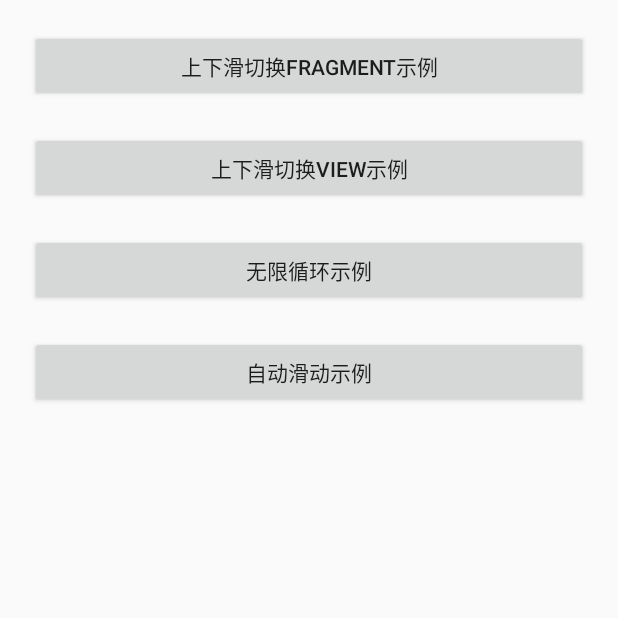
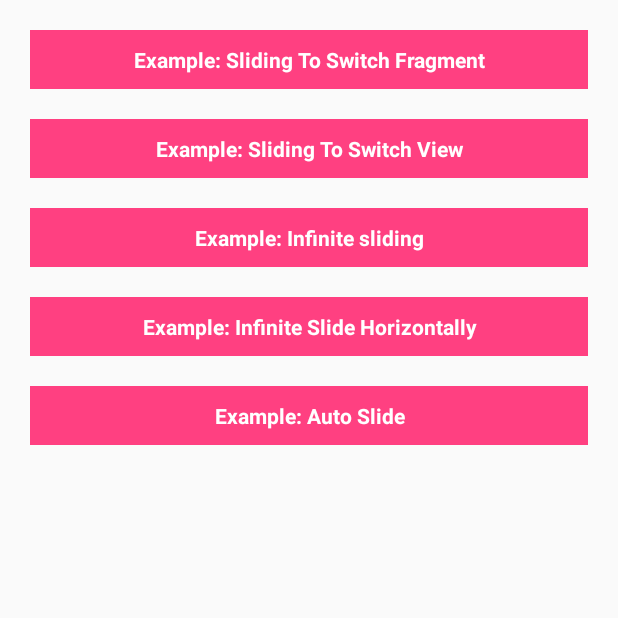
Before and after one commit to YvesCheung/SlidableLayout, an Android app: the screen it shows after launch (MainActivity), on a phone screen of 412 x 824 dp, the top half of it. Run offline under Robolectric (Android 15) with nearby library versions, the phone set to English and light mode, and no system bars.

Commit message:
add horiziontal sliding demo

```diff
--- a/app/src/main/AndroidManifest.xml
+++ b/app/src/main/AndroidManifest.xml
@@ -20,6 +20,7 @@
         <activity android:name=".DemoForFragment" />
         <activity android:name=".DemoForView" />
         <activity android:name=".DemoForLoop" />
+        <activity android:name=".DemoForLoopHorizontally" />
         <activity android:name=".DemoForAutoSlide" />
     </application>
 
--- a/app/src/main/java/com/yy/mobile/slidablelayout/DemoForLoop.kt
+++ b/app/src/main/java/com/yy/mobile/slidablelayout/DemoForLoop.kt
@@ -9,7 +9,6 @@ import com.yy.mobile.widget.SlideAdapter
 import com.yy.mobile.widget.SlideDirection
 import com.yy.mobile.widget.SlideViewAdapter
 import com.yy.mobile.widget.SlideViewHolder
-import kotlinx.android.synthetic.main.page_main_content.*
 import kotlinx.android.synthetic.main.page_main_content.view.*
 
 /**
@@ -17,7 +16,7 @@ import kotlinx.android.synthetic.main.page_main_content.view.*
  * E-mail: zhangyu4@yy.com
  * YY: 909017428
  */
-class DemoForLoop : BaseDemoActivity() {
+open class DemoForLoop : BaseDemoActivity() {
 
     override fun createAdapter(data: SimpleQueue<PageInfo>): SlideAdapter<out SlideViewHolder> =
         LoopAdapter(data)
--- a/app/src/main/java/com/yy/mobile/slidablelayout/MainActivity.kt
+++ b/app/src/main/java/com/yy/mobile/slidablelayout/MainActivity.kt
@@ -24,6 +24,10 @@ class MainActivity : FragmentActivity() {
         startActivity(Intent(this, DemoForLoop::class.java))
     }
 
+    fun toDemoForLoopHorizontally(v: View) {
+        startActivity(Intent(this, DemoForLoopHorizontally::class.java))
+    }
+
     fun toDemoForAutoSlide(v: View) {
         startActivity(Intent(this, DemoForAutoSlide::class.java))
     }
--- /dev/null
+++ b/app/src/main/res/layout/activity_demo_horizontally.xml
@@ -0,0 +1,6 @@
+<?xml version="1.0" encoding="utf-8"?>
+<com.yy.mobile.widget.SlidableLayout xmlns:android="http://schemas.android.com/apk/res/android"
+    android:id="@+id/slidable_layout_horizontal"
+    android:layout_width="match_parent"
+    android:layout_height="match_parent"
+    android:orientation="horizontal" />
--- a/app/src/main/res/layout/activity_main.xml
+++ b/app/src/main/res/layout/activity_main.xml
@@ -1,36 +1,67 @@
 <?xml version="1.0" encoding="utf-8"?>
-<LinearLayout
-    xmlns:android="http://schemas.android.com/apk/res/android"
+<LinearLayout xmlns:android="http://schemas.android.com/apk/res/android"
     android:layout_width="match_parent"
     android:layout_height="match_parent"
     android:orientation="vertical"
     android:padding="10dp">
 
-    <Button
+    <TextView
         android:layout_width="match_parent"
         android:layout_height="wrap_content"
         android:layout_margin="10dp"
+        android:background="@color/colorAccent"
+        android:gravity="center"
         android:onClick="toDemoForFragment"
-        android:text="上下滑切换Fragment示例" />
+        android:padding="10dp"
+        android:text="Example: Sliding To Switch Fragment"
+        android:textColor="#ffffff"
+        android:textStyle="bold" />
 
-    <Button
+    <TextView
         android:layout_width="match_parent"
         android:layout_height="wrap_content"
         android:layout_margin="10dp"
+        android:background="@color/colorAccent"
+        android:gravity="center"
         android:onClick="toDemoForView"
-        android:text="上下滑切换View示例" />
+        android:padding="10dp"
+        android:text="Example: Sliding To Switch View"
+        android:textColor="#ffffff"
+        android:textStyle="bold" />
 
-    <Button
+    <TextView
         android:layout_width="match_parent"
         android:layout_height="wrap_content"
         android:layout_margin="10dp"
+        android:background="@color/colorAccent"
+        android:gravity="center"
         android:onClick="toDemoForLoop"
-        android:text="无限循环示例" />
+        android:padding="10dp"
+        android:text="Example: Infinite sliding"
+        android:textColor="#ffffff"
+        android:textStyle="bold" />
 
-    <Button
+    <TextView
         android:layout_width="match_parent"
         android:layout_height="wrap_content"
         android:layout_margin="10dp"
+        android:background="@color/colorAccent"
+        android:gravity="center"
+        android:onClick="toDemoForLoopHorizontally"
+        android:padding="10dp"
+        android:text="Example: Infinite Slide Horizontally"
+        android:textColor="#ffffff"
+        android:textStyle="bold" />
+
+    <TextView
+        android:layout_width="match_parent"
+        android:layout_height="wrap_content"
+        android:layout_margin="10dp"
+        android:background="@color/colorAccent"
+        android:gravity="center"
         android:onClick="toDemoForAutoSlide"
-        android:text="自动滑动示例" />
+        android:padding="10dp"
+        android:text="Example: Auto Slide"
+        android:textColor="#ffffff"
+        android:textStyle="bold" />
 </LinearLayout>
```
Also changed, not shown: app/src/main/java/com/yy/mobile/slidablelayout/BaseDemoActivity.kt (+11 -10 lines), app/src/main/java/com/yy/mobile/slidablelayout/DemoForLoopHorizontally.kt (added, +19 -0 lines).
